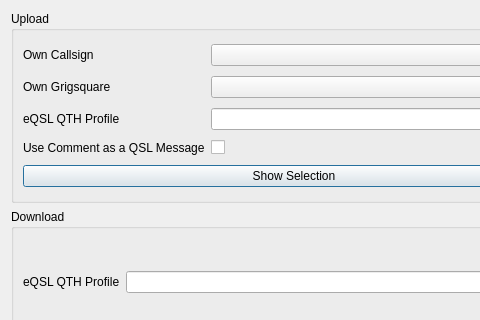
This is ui/Eqsldialog.ui in k5mcd/QLog as Qt 5 draws it before an edit; both pictures show x 0 to 480 and y 0 to 320 of the 588 by 440 pixel window. The edited form follows.
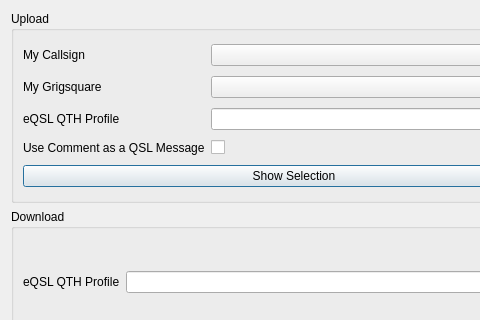
This is the edited form.

```diff
--- a/ui/Eqsldialog.ui
+++ b/ui/Eqsldialog.ui
@@ -23,7 +23,7 @@
       <item row="1" column="1">
        <widget class="QLabel" name="myGridLabel">
         <property name="text">
-         <string>Own Grigsquare</string>
+         <string>My Grigsquare</string>
         </property>
        </widget>
       </item>
@@ -44,7 +44,7 @@
       <item row="0" column="1">
        <widget class="QLabel" name="myCallsignLabel">
         <property name="text">
-         <string>Own Callsign</string>
+         <string>My Callsign</string>
         </property>
        </widget>
       </item>
```
